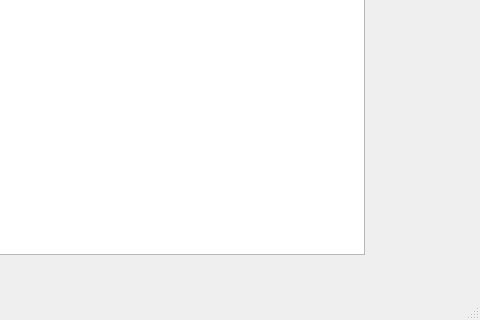
First picture: the form in mainwindow.ui, repository AdamXuD/2048Game, before the edit; both pictures show x 120 to 600 and y 230 to 550 of the 600 by 550 pixel window.
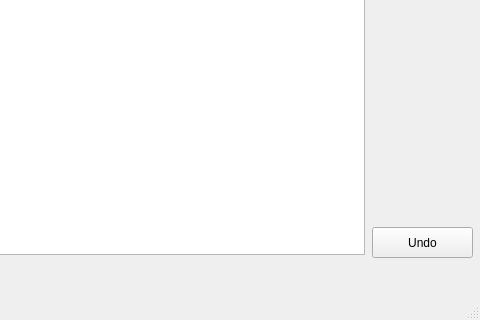
Second picture: the form after the edit.

Commit message: 新引入了Undo功能（还有点小问题

Diff of the .ui file:
```diff
--- a/mainwindow.ui
+++ b/mainwindow.ui
@@ -66,6 +66,19 @@
      <string>0</string>
     </property>
    </widget>
+   <widget class="QPushButton" name="btn_undo">
+    <property name="geometry">
+     <rect>
+      <x>492</x>
+      <y>457</y>
+      <width>101</width>
+      <height>31</height>
+     </rect>
+    </property>
+    <property name="text">
+     <string>Undo</string>
+    </property>
+   </widget>
   </widget>
   <widget class="QMenuBar" name="menubar">
    <property name="geometry">
```
The commit also changes 5 other files.
